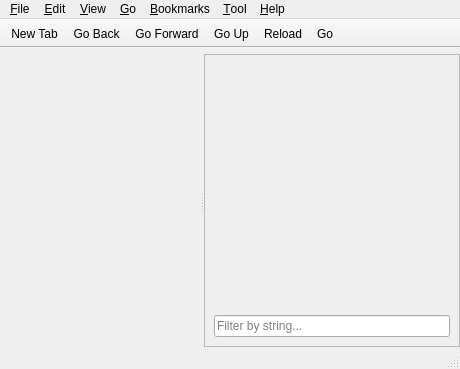
lxqt/pcmanfm-qt, file pcmanfm/main-win.ui: the form before one commit.
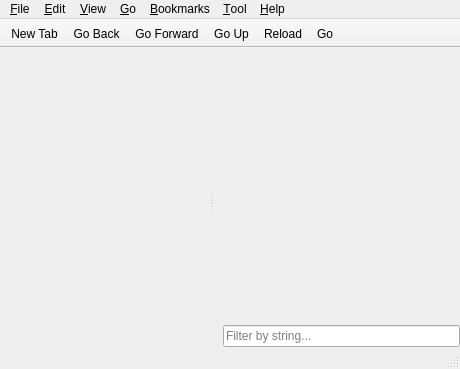
The form after the commit. Icons and pictures are not drawn. Custom widgets are drawn as their Qt base class.

Commit message:
Remove ugly board of main window's central widget
Fixes #242.

```diff
--- a/pcmanfm/main-win.ui
+++ b/pcmanfm/main-win.ui
@@ -59,13 +59,16 @@
        </property>
       </widget>
       <widget class="QFrame" name="frame">
-       <property name="frameShape">
-        <enum>QFrame::StyledPanel</enum>
-       </property>
-       <property name="frameShadow">
-        <enum>QFrame::Raised</enum>
-       </property>
        <layout class="QVBoxLayout" name="verticalLayout_2">
+        <property name="topMargin">
+         <number>0</number>
+        </property>
+        <property name="rightMargin">
+         <number>0</number>
+        </property>
+        <property name="bottomMargin">
+         <number>0</number>
+        </property>
         <item>
          <widget class="QStackedWidget" name="stackedWidget">
           <property name="sizePolicy">
```
Left out of the diff: 65 changed lines with no effect on the pictures.
